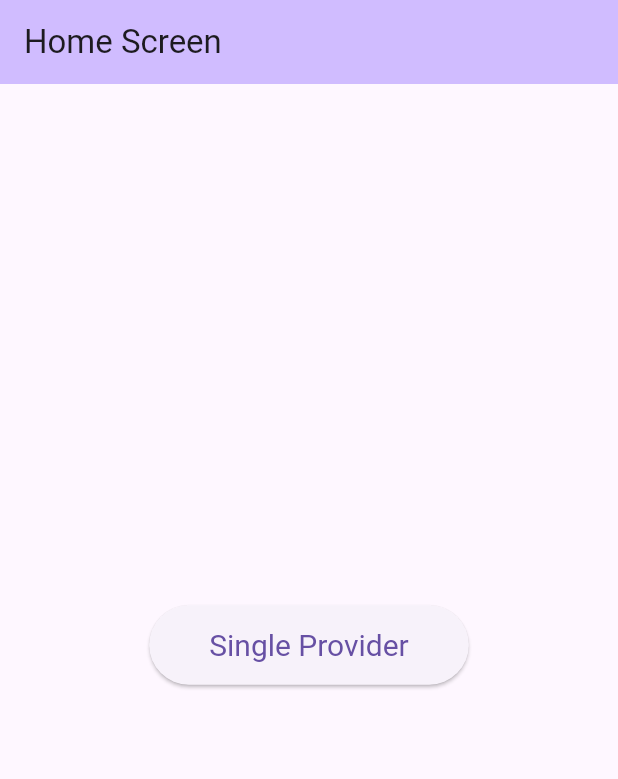
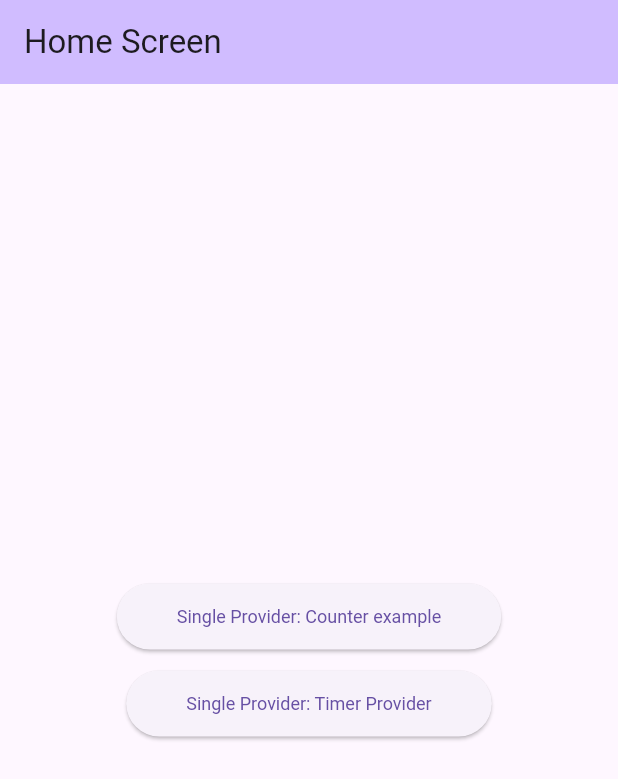
Before and after one commit to ahirlog/flutter_notes, a Flutter app: the screen it shows after launch, on a phone screen of 412 x 824 dp. Shown: the top 779 px of the screen. Run offline on Flutter 3.47's test engine with Material 3 defaults, Android fonts, the phone set to English and light mode, and no system bars.

Commit message:
Single provider timer example

```diff
--- a/lib/counterExample/screens/counter_screen.dart
+++ b/lib/counterExample/screens/counter_screen.dart
@@ -16,6 +16,7 @@ class _SingleProviderCounterScreenState
     extends State<SingleProviderCounterScreen> {
   @override
   Widget build(BuildContext context) {
+    // make listen false here, if you want to update a specific widget, not the full build method
     final countProvider = Provider.of<CounterProvider>(context, listen: false);
     log('test');
 
--- a/lib/home_screen.dart
+++ b/lib/home_screen.dart
@@ -1,5 +1,6 @@
 import 'package:flutter/material.dart';
 import 'package:flutter_notes/counterExample/screens/counter_screen.dart';
+import 'package:flutter_notes/counterExample/screens/timer_example.dart';
 
 class HomeScreen extends StatefulWidget {
   const HomeScreen({super.key});
@@ -22,8 +23,24 @@ class _HomeScreenState extends State<HomeScreen> {
           children: [
             // We have two types of provider:
             // 1. Single provider: Counter example
-            singleProvider(context),
-            const SizedBox(height: 20),
+            button(
+                context: context,
+                text: 'Single Provider: Counter example',
+                onPressed: () => Navigator.push(
+                    context,
+                    MaterialPageRoute(
+                        builder: (context) =>
+                            const SingleProviderCounterScreen()))),
+            const SizedBox(height: 10),
+            // 2. Single provider: Timer example
+            button(
+                context: context,
+                text: 'Single Provider: Timer Provider',
+                onPressed: () => Navigator.push(
+                    context,
+                    MaterialPageRoute(
+                        builder: (context) =>
+                            const SingleProviderTimerScreen()))),
             // 2. Multi provider
             // ElevatedButton(
             //   style: ElevatedButton.styleFrom(
@@ -47,21 +64,18 @@ class _HomeScreenState extends State<HomeScreen> {
     );
   }
 
-  ElevatedButton singleProvider(BuildContext context) {
+  ElevatedButton button({
+    required BuildContext context,
+    required String text,
+    required void Function()? onPressed,
+  }) {
     return ElevatedButton(
       style: ElevatedButton.styleFrom(
         padding: const EdgeInsets.symmetric(horizontal: 40, vertical: 15),
-        textStyle: const TextStyle(fontSize: 20),
+        textStyle: const TextStyle(fontSize: 12),
       ),
-      onPressed: () {
-        Navigator.push(
-          context,
-          MaterialPageRoute(
-            builder: (context) => const SingleProviderCounterScreen(),
-          ),
-        );
-      },
-      child: const Text('Single Provider'),
+      onPressed: onPressed,
+      child: Text(text),
     );
   }
 }
```
Also changed, not shown: lib/counterExample/screens/timer_example.dart (added, +49 -0 lines).
